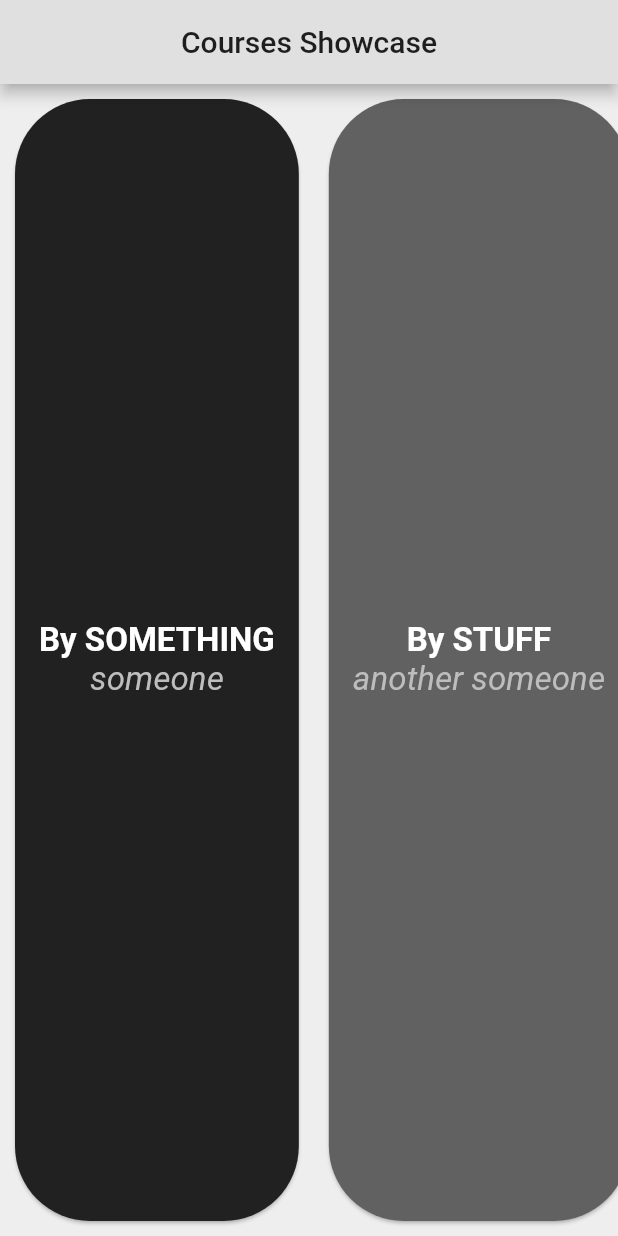
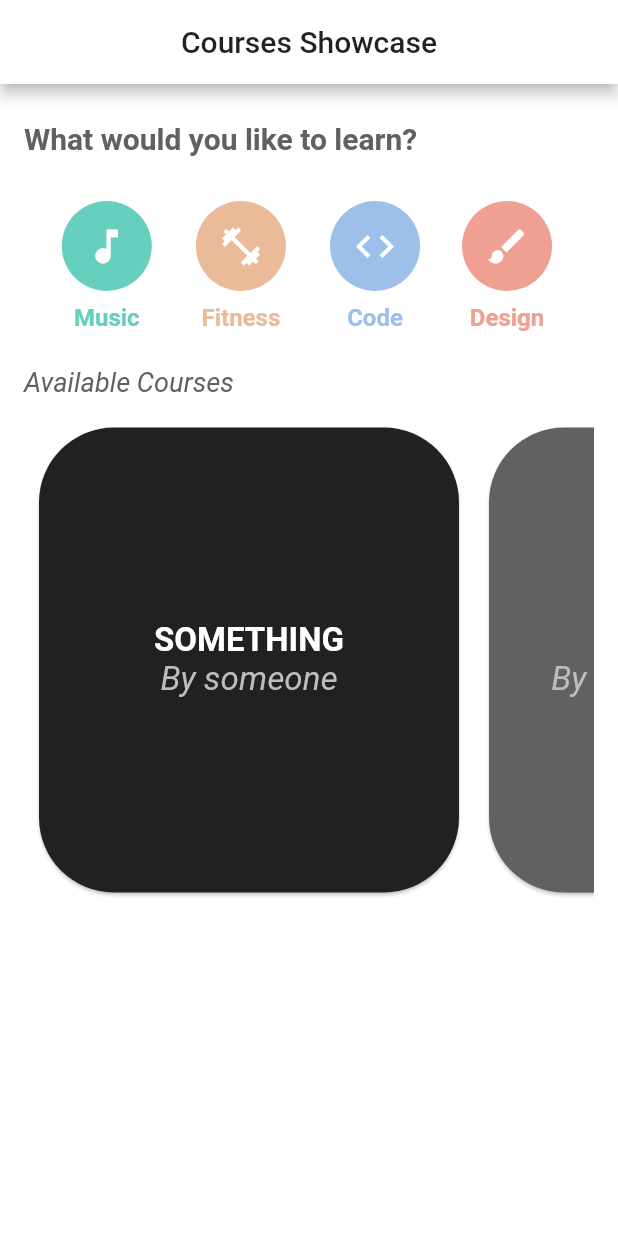
Before and after one commit to oussamabonnor1/flutter_design_showcase, a Flutter app: the CoursesScene screen opened directly, on a phone screen of 412 x 824 dp. Run offline on Flutter 3.47's test engine with Material 2 defaults, Android fonts, the phone set to English and light mode, and no system bars.

Commit message:
adding categories of courses

```diff
--- a/lib/CoursesScene/CourseCard.dart
+++ b/lib/CoursesScene/CourseCard.dart
@@ -9,7 +9,9 @@ class CourseCard extends StatelessWidget {
 
   @override
   Widget build(BuildContext context) {
-    return Card(
+    return Container(
+      width: 300,
+      child: Card(
         shape: RoundedRectangleBorder(
           borderRadius: BorderRadius.circular(50),
         ),
@@ -22,27 +24,30 @@ class CourseCard extends StatelessWidget {
             children: <Widget>[
               Center(
                 child: Text(
-                "By " + course.course,
+                  course.course,
                   style: TextStyle(
                     fontSize: 22,
                     color: Colors.white,
                     fontWeight: FontWeight.bold,
                   ),
+                  softWrap: true,
                 ),
               ),
               Center(
                 child: Text(
-                course.teacher,
+                  "By " + course.teacher,
                   style: TextStyle(
                     fontSize: 22,
                     color: Colors.grey[400],
                     fontStyle: FontStyle.italic,
                   ),
+                  textAlign: TextAlign.center,
                 ),
               ),
             ],
           ),
         ),
+      ),
     );
   }
 }
--- a/lib/CoursesScene/courses_scene.dart
+++ b/lib/CoursesScene/courses_scene.dart
@@ -1,8 +1,8 @@
 import 'package:flutter/material.dart';
 import 'package:flutter_design_showcase/CoursesScene/Course.dart';
-import 'CourseCard.dart';
 
 import 'Course.dart';
+import 'CourseCard.dart';
 
 class CoursesScene extends StatefulWidget {
   @override
@@ -38,21 +38,86 @@ class _CoursesSceneState extends State<CoursesScene> {
   @override
   Widget build(BuildContext context) {
     return Scaffold(
-      backgroundColor: Colors.grey[200],
+      backgroundColor: Colors.white,
       appBar: AppBar(
         title: Text(
           "Courses Showcase",
           style: TextStyle(color: Colors.black87),
         ),
         centerTitle: true,
-        backgroundColor: Colors.grey[300],
+        backgroundColor: Colors.white,
       ),
-        body: ListView(
-          scrollDirection: Axis.horizontal,
-        children: quotes.map((quote) =>
-            CourseCard(course: quote)).toList(),
+      body: Padding(
+        padding: const EdgeInsets.fromLTRB(16,25,16,0),
+        child: Column(
+          crossAxisAlignment: CrossAxisAlignment.start,
+          children: <Widget>[
+            Text(
+              "What would you like to learn?",
+              style: TextStyle(
+                fontWeight: FontWeight.bold,
+                fontSize: 20,
+                color: Colors.grey[700],
+              ),
+            ),
+            SizedBox(
+              height: 30,
+            ),
+            Row(
+              mainAxisAlignment: MainAxisAlignment.spaceEvenly,
+              children: <Widget>[
+                buildCategoryIcon(Icons.music_note, Color(0xFF67CFBD), "Music"),
+                buildCategoryIcon(Icons.fitness_center, Color(0xFFEBBB99), "Fitness"),
+                buildCategoryIcon(Icons.code, Color(0xFF9DC0EB), "Code"),
+                buildCategoryIcon(Icons.brush, Color(0xFFF0A093), "Design"),
+              ],
+            ),
+            SizedBox(
+              height: 15,
+            ),
+            Text(
+              "Available Courses",
+              style: TextStyle(
+                fontStyle: FontStyle.italic,
+                fontSize: 18,
+                color: Colors.grey[700],
+              ),
+            ),
+            SizedBox(
+              height: 10,
+            ),
+            Container(
+              height: 330,
+              child: ListView(
+                scrollDirection: Axis.horizontal,
+                children: quotes.map((quote) => CourseCard(course: quote)).toList(),
+              ),
+            ),
+          ],
+        ),
       ),
     );
   }
 
+  Widget buildCategoryIcon(IconData icon, Color color, String text) {
+    return Column(
+      children: <Widget>[
+        CircleAvatar(
+          radius: 30,
+          backgroundColor: color,
+          child: Icon(icon,color: Colors.white, size: 30,),
+        ),
+        Padding(
+          padding: const EdgeInsets.all(8.0),
+          child: Text(
+            text,
+            style: TextStyle(
+                fontSize: 16,
+                color: color,
+                fontWeight: FontWeight.bold),
+          ),
+        ),
+      ],
+    );
+  }
 }
```
Also changed, not shown: lib/QuotesScene/quotes_scene.dart (deleted, +0 -57 lines). Lines whose indentation alone changed are shown as unchanged.
